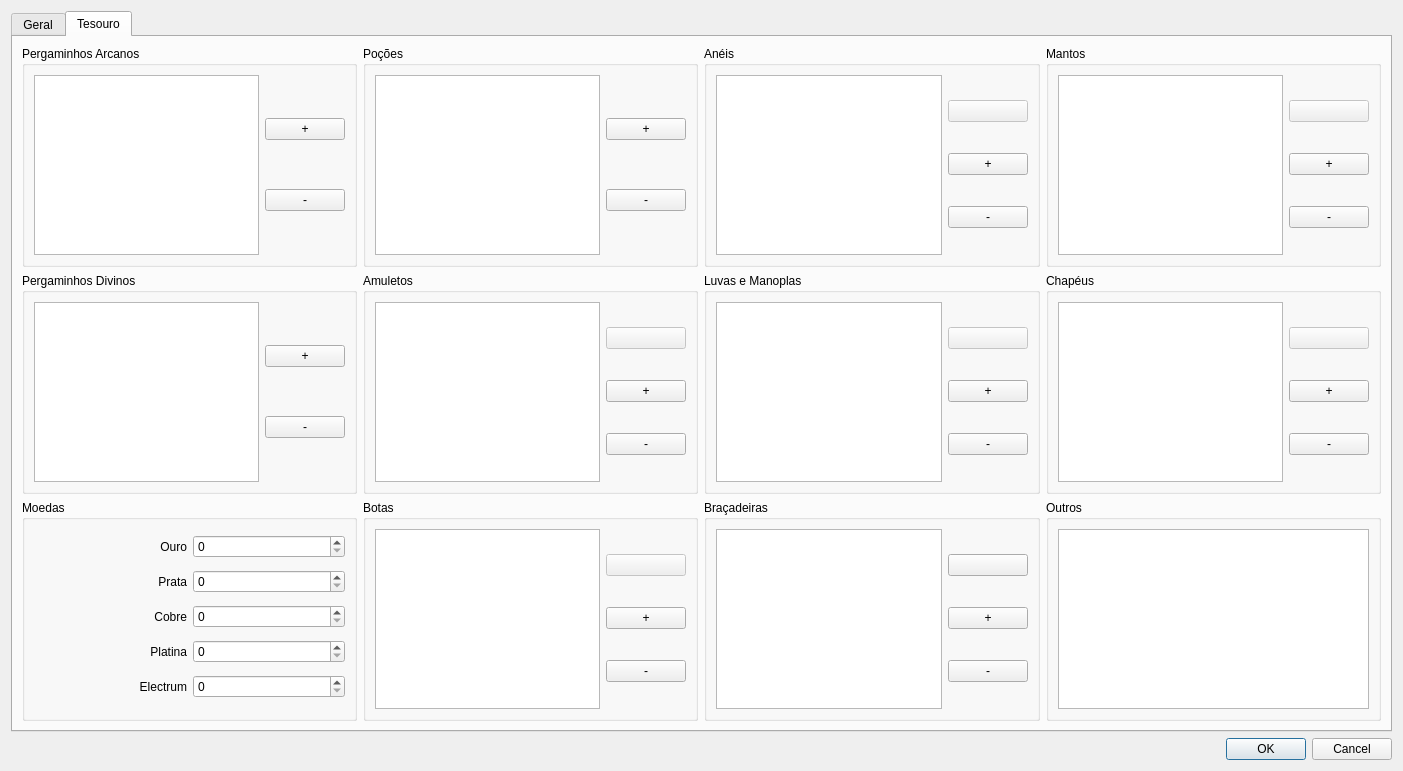
Above: ifg/qt/ui/forma.ui from matferib/tabuleiro-virtual before the change. Below: the same form after it.
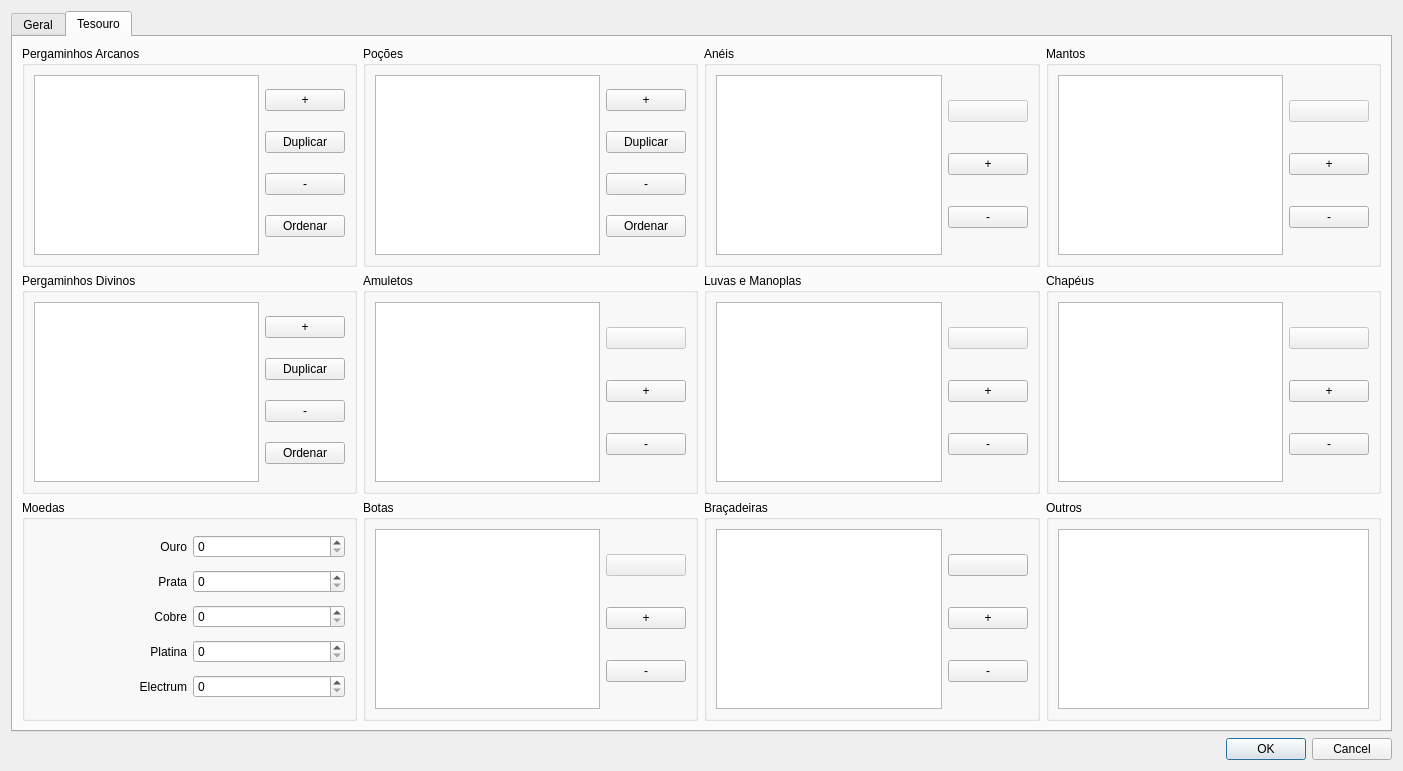
That is the form after the change. The open tabs and pages were chosen to show the change.

Commit message: botoes de ordenar e duplicar itens, fix de nome vazio nos tesouros

```diff
--- a/ifg/qt/ui/forma.ui
+++ b/ifg/qt/ui/forma.ui
@@ -1129,6 +1129,13 @@
               </property>
              </widget>
             </item>
+            <item>
+             <widget class="QPushButton" name="botao_duplicar_pergaminho_arcano">
+              <property name="text">
+               <string>Duplicar</string>
+              </property>
+             </widget>
+            </item>
             <item>
              <widget class="QPushButton" name="botao_remover_pergaminho_arcano">
               <property name="text">
@@ -1136,6 +1143,13 @@
               </property>
              </widget>
             </item>
+            <item>
+             <widget class="QPushButton" name="botao_ordenar_pergaminhos_arcanos">
+              <property name="text">
+               <string>Ordenar</string>
+              </property>
+             </widget>
+            </item>
            </layout>
           </item>
          </layout>
@@ -1425,6 +1439,13 @@
               </property>
              </widget>
             </item>
+            <item>
+             <widget class="QPushButton" name="botao_duplicar_pocao">
+              <property name="text">
+               <string>Duplicar</string>
+              </property>
+             </widget>
+            </item>
             <item>
              <widget class="QPushButton" name="botao_remover_pocao">
               <property name="sizePolicy">
@@ -1438,6 +1459,13 @@
               </property>
              </widget>
             </item>
+            <item>
+             <widget class="QPushButton" name="botao_ordenar_pocoes">
+              <property name="text">
+               <string>Ordenar</string>
+              </property>
+             </widget>
+            </item>
            </layout>
           </item>
          </layout>
@@ -1461,6 +1489,13 @@
               </property>
              </widget>
             </item>
+            <item>
+             <widget class="QPushButton" name="botao_duplicar_pergaminho_divino">
+              <property name="text">
+               <string>Duplicar</string>
+              </property>
+             </widget>
+            </item>
             <item>
              <widget class="QPushButton" name="botao_remover_pergaminho_divino">
               <property name="text">
@@ -1468,6 +1503,13 @@
               </property>
              </widget>
             </item>
+            <item>
+             <widget class="QPushButton" name="botao_ordenar_pergaminhos_divinos">
+              <property name="text">
+               <string>Ordenar</string>
+              </property>
+             </widget>
+            </item>
            </layout>
           </item>
          </layout>
```
The commit also changes 5 other files.
